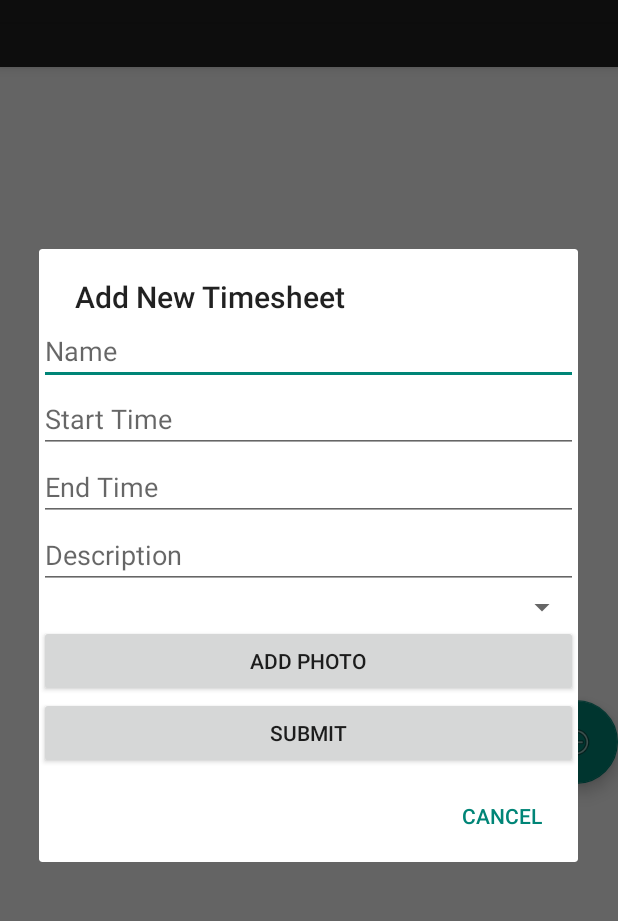
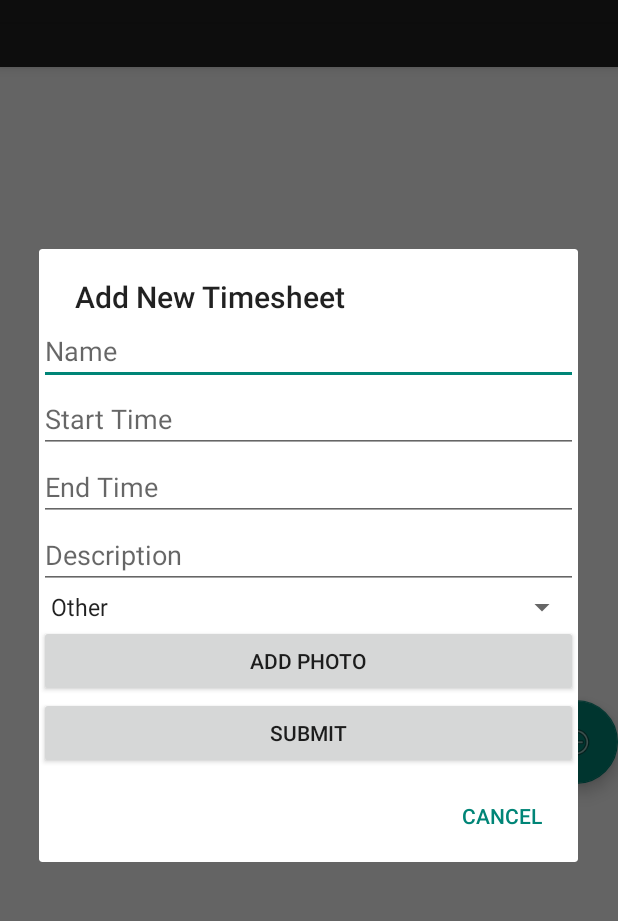
Before and after one commit to KeganWB/MrTimePart2, an Android app built with Jetpack Compose: the TimeSheetActivity screen opened directly, with no data from a screen before it, after a tap on an icon or button, on a phone screen of 412 x 824 dp, the part 62-983 px from its top. Run offline under Robolectric (Android 15) with nearby library versions, the phone set to English and light mode, and no system bars.

Commit message:
Scroll View Adds timesheet

```diff
--- a/app/src/main/java/com/example/mrtimepart2/AddTimeSheetActivity.kt
+++ b/app/src/main/java/com/example/mrtimepart2/AddTimeSheetActivity.kt
@@ -8,6 +8,7 @@ import android.graphics.Bitmap
 import android.graphics.drawable.BitmapDrawable
 import android.os.Bundle
 import android.provider.MediaStore
+import android.widget.ArrayAdapter
 import android.widget.Button
 import android.widget.EditText
 import android.widget.ImageView
@@ -37,6 +38,15 @@ class AddTimeSheetActivity : DialogFragment() {
         val buttonAddPhoto = dialogView.findViewById<Button>(R.id.buttonAddPhoto)
         val buttonSubmit = dialogView.findViewById<Button>(R.id.buttonSubmit)
         imagePreview = dialogView.findViewById(R.id.imagePrev)
+
+        //Add Spinner Default Categories
+        val categories = listOf("Other")
+        // Create an ArrayAdapter using the default spinner layout
+        val adapter = ArrayAdapter(requireContext(), android.R.layout.simple_spinner_item, categories)
+        // Specify the layout to use when the list of choices appears
+        adapter.setDropDownViewResource(android.R.layout.simple_spinner_dropdown_item)
+        // Apply the adapter to the spinner
+        spinnerCategory.adapter = adapter
 
         // Set up button to take or select a photo
         buttonAddPhoto.setOnClickListener {
--- a/app/src/main/res/layout/activity_timesheet.xml
+++ b/app/src/main/res/layout/activity_timesheet.xml
@@ -11,10 +11,12 @@
         android:layout_height="30dp" />
 
     <ScrollView
+        android:id="@+id/scrollTimeSheets"
         android:layout_width="match_parent"
         android:layout_height="422dp">
 
         <LinearLayout
+            android:id="@+id/timesheetContainer"
             android:layout_width="match_parent"
             android:layout_height="match_parent"
             android:orientation="vertical">
--- a/app/src/main/res/layout/activity_timesheetdetails.xml
+++ b/app/src/main/res/layout/activity_timesheetdetails.xml
@@ -8,21 +8,20 @@
         android:id="@+id/editTextName"
         android:layout_width="match_parent"
         android:layout_height="wrap_content"
+        android:autoText="false"
         android:hint="Name" />
 
     <EditText
         android:id="@+id/editTextStartTime"
         android:layout_width="match_parent"
         android:layout_height="wrap_content"
-        android:hint="Start Time"
-        android:focusable="false"/>
+        android:hint="Start Time" />
 
     <EditText
         android:id="@+id/editTextEndTime"
         android:layout_width="match_parent"
         android:layout_height="wrap_content"
-        android:hint="End Time"
-        android:focusable="false"/>
+        android:hint="End Time" />
 
     <EditText
         android:id="@+id/editTextDescription"
@@ -54,4 +53,5 @@
         android:layout_width="match_parent"
         android:layout_height="wrap_content"
         android:text="Submit" />
+
 </LinearLayout>
```
Also changed, not shown: app/src/main/java/com/example/mrtimepart2/TimeSheetActivity.kt (+26 -9 lines), app/src/main/res/layout/timesheetprefab.xml (added, +60 -0 lines).
